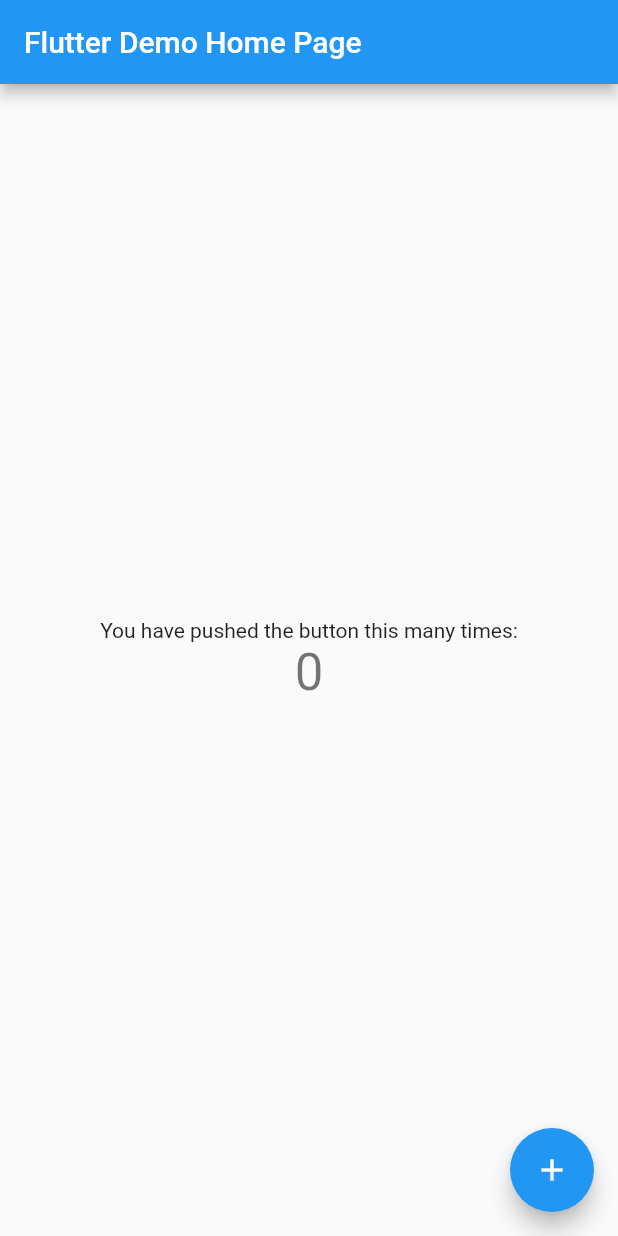
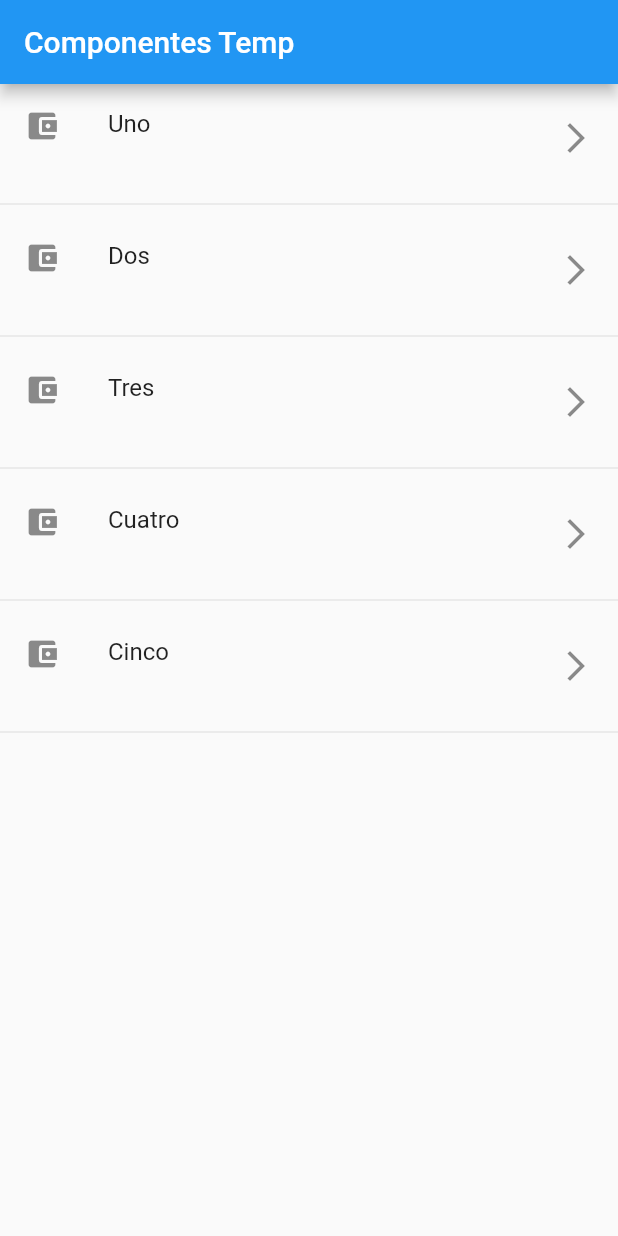
Before and after one commit to emora029/components, a Flutter app: the screen it shows after launch, on a phone screen of 412 x 824 dp. Run offline on Flutter 3.47's test engine with Material 2 defaults, Android fonts, the phone set to English and light mode, and no system bars.

Commit message:
Create ListTiles from a static list

```diff
--- a/lib/main.dart
+++ b/lib/main.dart
@@ -1,111 +1,15 @@
+import 'package:components/src/pages/home_temp.dart';
 import 'package:flutter/material.dart';
 
 void main() => runApp(MyApp());
 
 class MyApp extends StatelessWidget {
-  // This widget is the root of your application.
   @override
   Widget build(BuildContext context) {
     return MaterialApp(
-      title: 'Flutter Demo',
-      theme: ThemeData(
-        // This is the theme of your application.
-        //
-        // Try running your application with "flutter run". You'll see the
-        // application has a blue toolbar. Then, without quitting the app, try
-        // changing the primarySwatch below to Colors.green and then invoke
-        // "hot reload" (press "r" in the console where you ran "flutter run",
-        // or simply save your changes to "hot reload" in a Flutter IDE).
-        // Notice that the counter didn't reset back to zero; the application
-        // is not restarted.
-        primarySwatch: Colors.blue,
-      ),
-      home: MyHomePage(title: 'Flutter Demo Home Page'),
+      title: 'Componentes App',
+      debugShowCheckedModeBanner: false,
+      home: HomePageTemp(),
     );
   }
 }
-
-class MyHomePage extends StatefulWidget {
-  MyHomePage({Key key, this.title}) : super(key: key);
-
-  // This widget is the home page of your application. It is stateful, meaning
-  // that it has a State object (defined below) that contains fields that affect
-  // how it looks.
-
-  // This class is the configuration for the state. It holds the values (in this
-  // case the title) provided by the parent (in this case the App widget) and
-  // used by the build method of the State. Fields in a Widget subclass are
-  // always marked "final".
-
-  final String title;
-
-  @override
-  _MyHomePageState createState() => _MyHomePageState();
-}
-
-class _MyHomePageState extends State<MyHomePage> {
-  int _counter = 0;
-
-  void _incrementCounter() {
-    setState(() {
-      // This call to setState tells the Flutter framework that something has
-      // changed in this State, which causes it to rerun the build method below
-      // so that the display can reflect the updated values. If we changed
-      // _counter without calling setState(), then the build method would not be
-      // called again, and so nothing would appear to happen.
-      _counter++;
-    });
-  }
-
-  @override
-  Widget build(BuildContext context) {
-    // This method is rerun every time setState is called, for instance as done
-    // by the _incrementCounter method above.
-    //
-    // The Flutter framework has been optimized to make rerunning build methods
-    // fast, so that you can just rebuild anything that needs updating rather
-    // than having to individually change instances of widgets.
-    return Scaffold(
-      appBar: AppBar(
-        // Here we take the value from the MyHomePage object that was created by
-        // the App.build method, and use it to set our appbar title.
-        title: Text(widget.title),
-      ),
-      body: Center(
-        // Center is a layout widget. It takes a single child and positions it
-        // in the middle of the parent.
-        child: Column(
-          // Column is also a layout widget. It takes a list of children and
-          // arranges them vertically. By default, it sizes itself to fit its
-          // children horizontally, and tries to be as tall as its parent.
-          //
-          // Invoke "debug painting" (press "p" in the console, choose the
-          // "Toggle Debug Paint" action from the Flutter Inspector in Android
-          // Studio, or the "Toggle Debug Paint" command in Visual Studio Code)
-          // to see the wireframe for each widget.
-          //
-          // Column has various properties to control how it sizes itself and
-          // how it positions its children. Here we use mainAxisAlignment to
-          // center the children vertically; the main axis here is the vertical
-          // axis because Columns are vertical (the cross axis would be
-          // horizontal).
-          mainAxisAlignment: MainAxisAlignment.center,
-          children: <Widget>[
-            Text(
-              'You have pushed the button this many times:',
-            ),
-            Text(
-              '$_counter',
-              style: Theme.of(context).textTheme.display1,
-            ),
-          ],
-        ),
-      ),
-      floatingActionButton: FloatingActionButton(
-        onPressed: _incrementCounter,
-        tooltip: 'Increment',
-        child: Icon(Icons.add),
-      ), // This trailing comma makes auto-formatting nicer for build methods.
-    );
-  }
-}
--- /dev/null
+++ b/lib/src/pages/home_temp.dart
@@ -0,0 +1,37 @@
+import 'package:flutter/material.dart';
+
+class HomePageTemp extends StatelessWidget {
+
+  final opciones = ['Uno', 'Dos', 'Tres', 'Cuatro', 'Cinco'];
+
+  @override
+  Widget build(BuildContext context) {
+    return Scaffold(
+      appBar: AppBar(
+        title: Text('Componentes Temp'),
+      ),
+      body: ListView(
+        children: _crearItems()
+      ),
+    );
+  }
+
+  List<Widget> _crearItems(){
+
+    return opciones.map( (item){
+      return Column(
+        children: <Widget>[
+          ListTile(
+            title: Text(item),
+            subtitle: Text(''),
+            leading: Icon(Icons.account_balance_wallet),
+            trailing: Icon(Icons.arrow_forward_ios),
+            onTap: (){},
+          ),
+          Divider()
+        ],
+      );
+    }).toList();
+  }
+
+}
```
